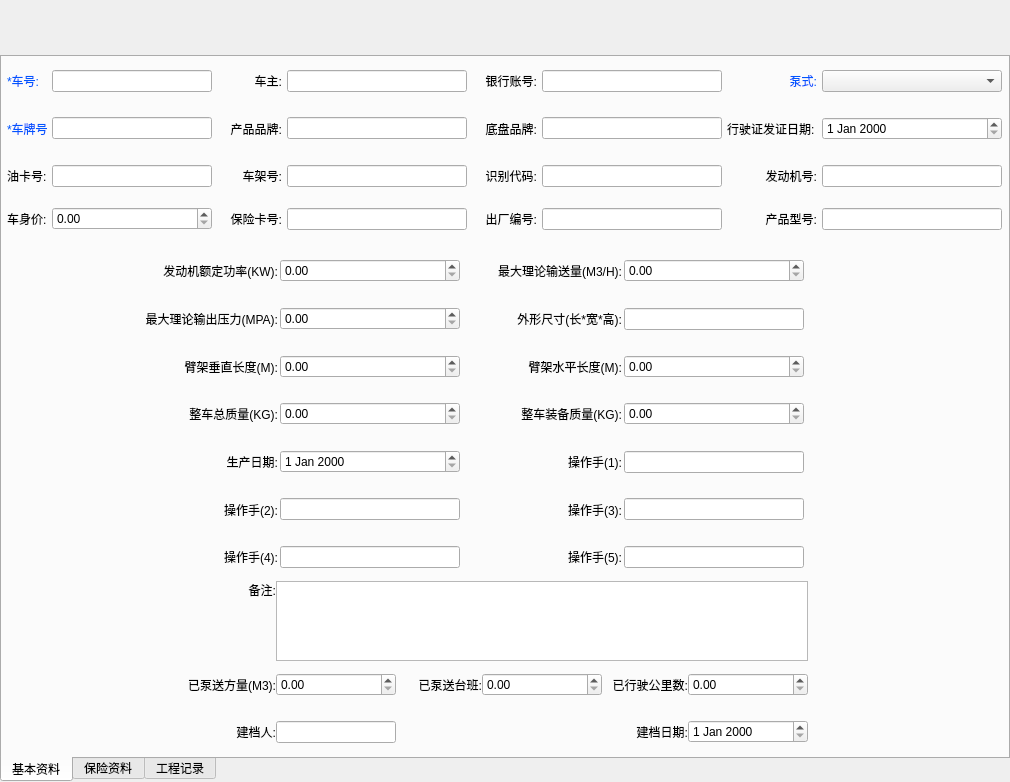
First picture: the form in ui/dialog/car/careditdialog.ui, repository longcp/CarRentalManagement, before the edit.
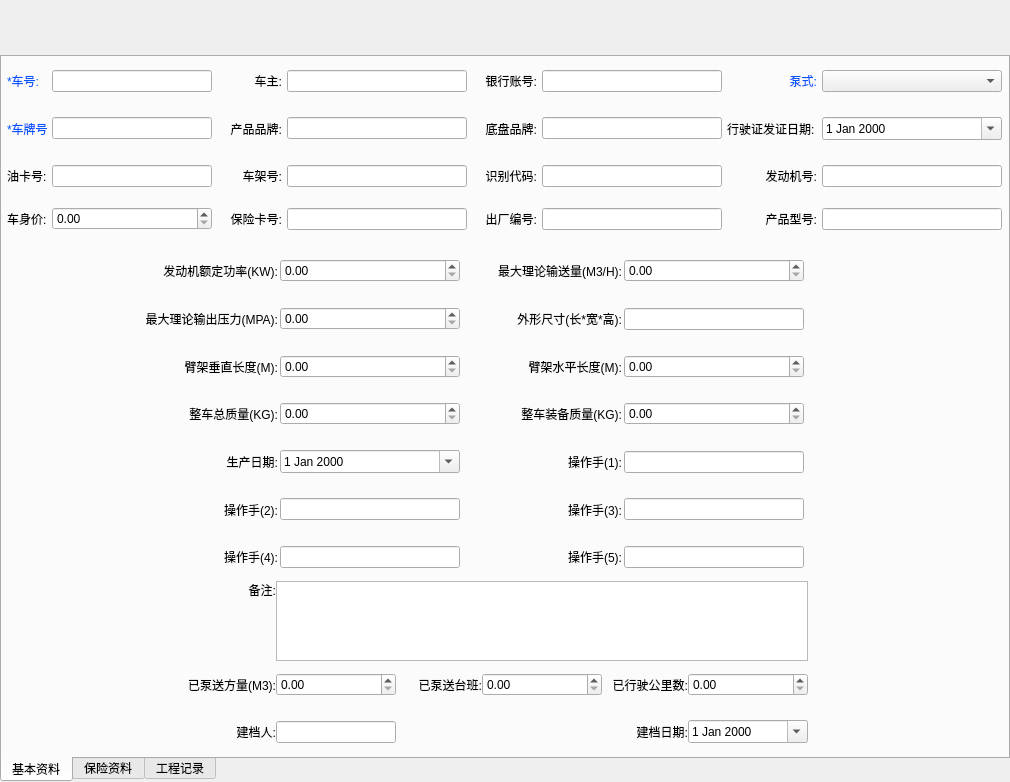
Second picture: the form after the edit.

Diff of the .ui file:
```diff
--- a/ui/dialog/car/careditdialog.ui
+++ b/ui/dialog/car/careditdialog.ui
@@ -431,6 +431,9 @@
               <height>16777215</height>
              </size>
             </property>
+            <property name="calendarPopup">
+             <bool>true</bool>
+            </property>
            </widget>
           </item>
          </layout>
@@ -1383,6 +1386,9 @@
               <height>16777215</height>
              </size>
             </property>
+            <property name="calendarPopup">
+             <bool>true</bool>
+            </property>
            </widget>
           </item>
           <item>
@@ -1992,6 +1998,9 @@
               <height>16777215</height>
              </size>
             </property>
+            <property name="calendarPopup">
+             <bool>true</bool>
+            </property>
            </widget>
           </item>
           <item>
```
